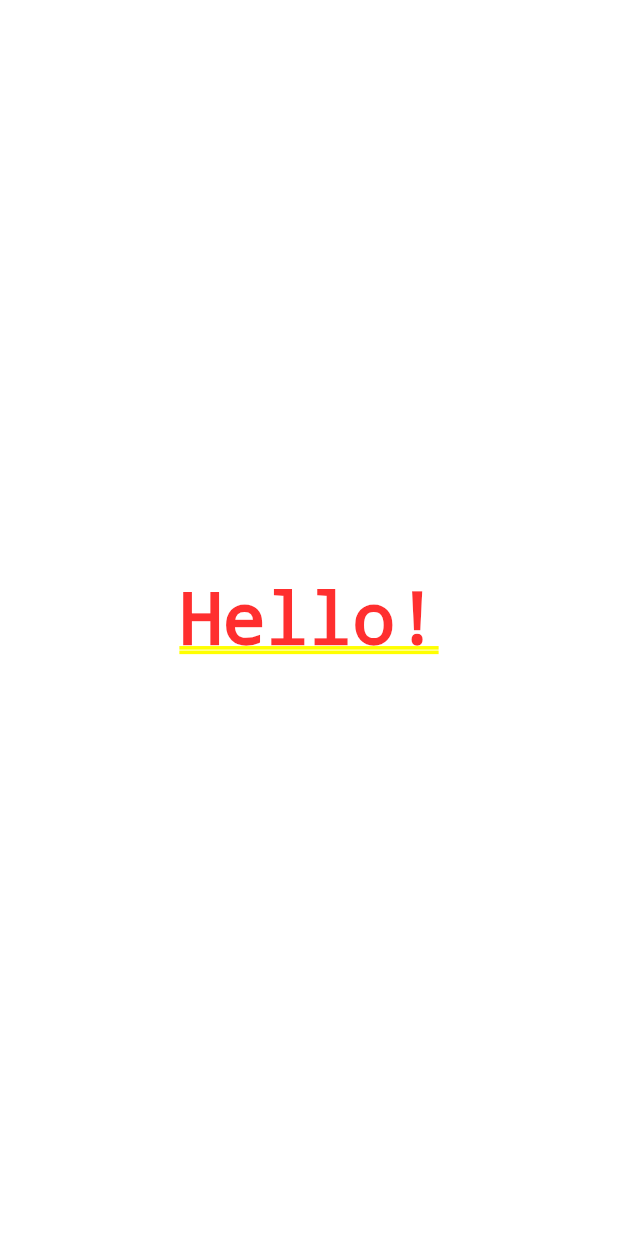
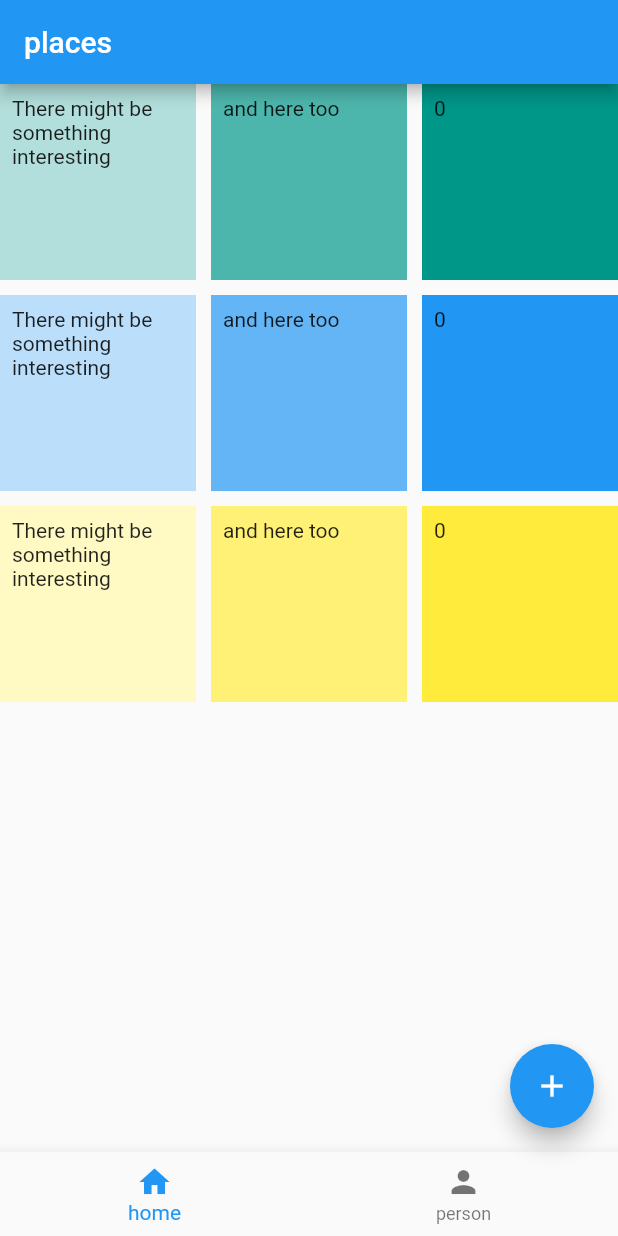
Before and after one commit to CoreyVV/surf-flutter-course-maksakov, a Flutter app: the screen it shows after launch, on a phone screen of 412 x 824 dp. Run offline on Flutter 3.47's test engine with Material 2 defaults, Android fonts, the phone set to English and light mode, and no system bars.

Commit message:
task 4.2

```diff
--- a/lib/main.dart
+++ b/lib/main.dart
@@ -1,165 +1,166 @@
 import 'package:flutter/material.dart';
+import 'ui/screen/sight_list_screen.dart';
 
 void main() {
-  runApp(App());
+  runApp(MyApp());
 }
 
+// class MyApp extends StatelessWidget {
+//   // This widget is the root of your application.
+//   @override
+//   Widget build(BuildContext context) {
+//     return MaterialApp(
+//       title: 'Flutter Demo',
+//       theme: ThemeData(
+//         // This is the theme of your application.
+//         //
+//         // Try running your application with "flutter run". You'll see the
+//         // application has a blue toolbar. Then, without quitting the app, try
+//         // changing the primarySwatch below to Colors.green and then invoke
+//         // "hot reload" (press "r" in the console where you ran "flutter run",
+//         // or simply save your changes to "hot reload" in a Flutter IDE).
+//         // Notice that the counter didn't reset back to zero; the application
+//         // is not restarted.
+//         primarySwatch: Colors.blue,
+//       ),
+//       home: SightListScreen(),
+//     );
+//   }
+// }
+
+// class MyHomePage extends StatefulWidget {
+//   MyHomePage({Key key, this.title}) : super(key: key);
+
+//   // This widget is the home page of your application. It is stateful, meaning
+//   // that it has a State object (defined below) that contains fields that affect
+//   // how it looks.
+
+//   // This class is the configuration for the state. It holds the values (in this
+//   // case the title) provided by the parent (in this case the App widget) and
+//   // used by the build method of the State. Fields in a Widget subclass are
+//   // always marked "final".
+
+//   final String title;
+
+//   @override
+//   _MyHomePageState createState() => _MyHomePageState();
+// }
+
+// class _MyHomePageState extends State<MyHomePage> {
+//   int _counter = 0;
+
+//   void _incrementCounter() {
+//     setState(() {
+//       // This call to setState tells the Flutter framework that something has
+//       // changed in this State, which causes it to rerun the build method below
+//       // so that the display can reflect the updated values. If we changed
+//       // _counter without calling setState(), then the build method would not be
+//       // called again, and so nothing would appear to happen.
+//       _counter++;
+//     });
+//   }
+
+//   @override
+//   Widget build(BuildContext context) {
+//     // This method is rerun every time setState is called, for instance as done
+//     // by the _incrementCounter method above.
+//     //
+//     // The Flutter framework has been optimized to make rerunning build methods
+//     // fast, so that you can just rebuild anything that needs updating rather
+//     // than having to individually change instances of widgets.
+//     return Scaffold(
+//       appBar: AppBar(
+//         // Here we take the value from the MyHomePage object that was created by
+//         // the App.build method, and use it to set our appbar title.
+//         title: Text(widget.title),
+//       ),
+//       body: Center(
+//         // Center is a layout widget. It takes a single child and positions it
+//         // in the middle of the parent.
+//         child: Column(
+//           // Column is also a layout widget. It takes a list of children and
+//           // arranges them vertically. By default, it sizes itself to fit its
+//           // children horizontally, and tries to be as tall as its parent.
+//           //
+//           // Invoke "debug painting" (press "p" in the console, choose the
+//           // "Toggle Debug Paint" action from the Flutter Inspector in Android
+//           // Studio, or the "Toggle Debug Paint" command in Visual Studio Code)
+//           // to see the wireframe for each widget.
+//           //
+//           // Column has various properties to control how it sizes itself and
+//           // how it positions its children. Here we use mainAxisAlignment to
+//           // center the children vertically; the main axis here is the vertical
+//           // axis because Columns are vertical (the cross axis would be
+//           // horizontal).
+//           mainAxisAlignment: MainAxisAlignment.center,
+//           children: <Widget>[
+//             Text(
+//               'You have pushed the button this many times:',
+//             ),
+//             Text(
+//               '$_counter',
+//               style: Theme.of(context).textTheme.headline4,
+//             ),
+//           ],
+//         ),
+//       ),
+//       floatingActionButton: FloatingActionButton(
+//         onPressed: _incrementCounter,
+//         tooltip: 'Increment',
+//         child: Icon(Icons.add),
+//       ), // This trailing comma makes auto-formatting nicer for build methods.
+//     );
+//   }
+// }
+
+// class MyFirstWidget extends StatelessWidget {
+//   int _counter = 0;
+//   @override
+//   Widget build(BuildContext context) {
+//     _counter++;
+//     print(_counter);
+
+//     return Container(
+//       child: Center(
+//         child: Text('Hello!'),
+//       ),
+//     );
+//   }
+
+//   // String getContextRuntimeType() {
+//   //   return context.runtimeType.toString();
+//   // }
+// }
+
+// class MyStatefulWidget extends StatefulWidget {
+//   @override
+//   _MyStatefulWidgetState createState() => _MyStatefulWidgetState();
+// }
+
+// class _MyStatefulWidgetState extends State<MyStatefulWidget> {
+//   int _counter = 0;
+//   @override
+//   Widget build(BuildContext context) {
+//     ++_counter;
+//     print(_counter);
+//     print(getContextRuntimeType());
+//     return Container(
+//       child: Center(
+//         child: Text('Hello!'),
+//       ),
+//     );
+//   }
+
+//   String getContextRuntimeType() {
+//     return context.runtimeType.toString();
+//   }
+// }
+
 class MyApp extends StatelessWidget {
-  // This widget is the root of your application.
   @override
   Widget build(BuildContext context) {
     return MaterialApp(
-      title: 'Flutter Demo',
-      theme: ThemeData(
-        // This is the theme of your application.
-        //
-        // Try running your application with "flutter run". You'll see the
-        // application has a blue toolbar. Then, without quitting the app, try
-        // changing the primarySwatch below to Colors.green and then invoke
-        // "hot reload" (press "r" in the console where you ran "flutter run",
-        // or simply save your changes to "hot reload" in a Flutter IDE).
-        // Notice that the counter didn't reset back to zero; the application
-        // is not restarted.
-        primarySwatch: Colors.blue,
-      ),
-      home: MyStatefulWidget(),
-    );
-  }
-}
-
-class MyHomePage extends StatefulWidget {
-  MyHomePage({Key key, this.title}) : super(key: key);
-
-  // This widget is the home page of your application. It is stateful, meaning
-  // that it has a State object (defined below) that contains fields that affect
-  // how it looks.
-
-  // This class is the configuration for the state. It holds the values (in this
-  // case the title) provided by the parent (in this case the App widget) and
-  // used by the build method of the State. Fields in a Widget subclass are
-  // always marked "final".
-
-  final String title;
-
-  @override
-  _MyHomePageState createState() => _MyHomePageState();
-}
-
-class _MyHomePageState extends State<MyHomePage> {
-  int _counter = 0;
-
-  void _incrementCounter() {
-    setState(() {
-      // This call to setState tells the Flutter framework that something has
-      // changed in this State, which causes it to rerun the build method below
-      // so that the display can reflect the updated values. If we changed
-      // _counter without calling setState(), then the build method would not be
-      // called again, and so nothing would appear to happen.
-      _counter++;
-    });
-  }
-
-  @override
-  Widget build(BuildContext context) {
-    // This method is rerun every time setState is called, for instance as done
-    // by the _incrementCounter method above.
-    //
-    // The Flutter framework has been optimized to make rerunning build methods
-    // fast, so that you can just rebuild anything that needs updating rather
-    // than having to individually change instances of widgets.
-    return Scaffold(
-      appBar: AppBar(
-        // Here we take the value from the MyHomePage object that was created by
-        // the App.build method, and use it to set our appbar title.
-        title: Text(widget.title),
-      ),
-      body: Center(
-        // Center is a layout widget. It takes a single child and positions it
-        // in the middle of the parent.
-        child: Column(
-          // Column is also a layout widget. It takes a list of children and
-          // arranges them vertically. By default, it sizes itself to fit its
-          // children horizontally, and tries to be as tall as its parent.
-          //
-          // Invoke "debug painting" (press "p" in the console, choose the
-          // "Toggle Debug Paint" action from the Flutter Inspector in Android
-          // Studio, or the "Toggle Debug Paint" command in Visual Studio Code)
-          // to see the wireframe for each widget.
-          //
-          // Column has various properties to control how it sizes itself and
-          // how it positions its children. Here we use mainAxisAlignment to
-          // center the children vertically; the main axis here is the vertical
-          // axis because Columns are vertical (the cross axis would be
-          // horizontal).
-          mainAxisAlignment: MainAxisAlignment.center,
-          children: <Widget>[
-            Text(
-              'You have pushed the button this many times:',
-            ),
-            Text(
-              '$_counter',
-              style: Theme.of(context).textTheme.headline4,
-            ),
-          ],
-        ),
-      ),
-      floatingActionButton: FloatingActionButton(
-        onPressed: _incrementCounter,
-        tooltip: 'Increment',
-        child: Icon(Icons.add),
-      ), // This trailing comma makes auto-formatting nicer for build methods.
-    );
-  }
-}
-
-class MyFirstWidget extends StatelessWidget {
-  int _counter = 0;
-  @override
-  Widget build(BuildContext context) {
-    _counter++;
-    print(_counter);
-
-    return Container(
-      child: Center(
-        child: Text('Hello!'),
-      ),
-    );
-  }
-
-  // String getContextRuntimeType() {
-  //   return context.runtimeType.toString();
-  // }
-}
-
-class MyStatefulWidget extends StatefulWidget {
-  @override
-  _MyStatefulWidgetState createState() => _MyStatefulWidgetState();
-}
-
-class _MyStatefulWidgetState extends State<MyStatefulWidget> {
-  int _counter = 0;
-  @override
-  Widget build(BuildContext context) {
-    ++_counter;
-    print(_counter);
-    print(getContextRuntimeType());
-    return Container(
-      child: Center(
-        child: Text('Hello!'),
-      ),
-    );
-  }
-
-  String getContextRuntimeType() {
-    return context.runtimeType.toString();
-  }
-}
-
-class App extends StatelessWidget {
-  @override
-  Widget build(BuildContext context) {
-    return MaterialApp(
-      home: MyStatefulWidget(),
+      home: SightListScreen(),
       title: 'places',
     );
   }
--- /dev/null
+++ b/lib/ui/screen/sight_list_screen.dart
@@ -0,0 +1,99 @@
+import 'package:flutter/material.dart';
+
+class SightListScreen extends StatefulWidget {
+  @override
+  _SightListScreenState createState() => _SightListScreenState();
+}
+
+class _SightListScreenState extends State<SightListScreen> {
+  int _counter = 0;
+
+  void _incrementCounter() {
+    setState(() {
+      _counter++;
+      print(_counter);
+    });
+  }
+
+  @override
+  Widget build(BuildContext context) {
+    return Scaffold(
+      resizeToAvoidBottomInset: false,
+      appBar: AppBar(
+        title: Text('places'),
+      ),
+      body: Center(
+        child: GridView.count(
+          // primary: false,
+          // padding: const EdgeInsets.all(20),
+          crossAxisSpacing: 10,
+          mainAxisSpacing: 10,
+          crossAxisCount: 3,
+          children: [
+            Container(
+              padding: const EdgeInsets.all(8),
+              child: Text("There might be something interesting"),
+              color: Colors.teal[100],
+            ),
+            Container(
+              padding: const EdgeInsets.all(8),
+              child: Text("and here too"),
+              color: Colors.teal[300],
+            ),
+            Container(
+              padding: const EdgeInsets.all(8),
+              child: Text(_counter.toString()),
+              color: Colors.teal[500],
+            ),
+            Container(
+              padding: const EdgeInsets.all(8),
+              child: Text("There might be something interesting"),
+              color: Colors.blue[100],
+            ),
+            Container(
+              padding: const EdgeInsets.all(8),
+              child: Text("and here too"),
+              color: Colors.blue[300],
+            ),
+            Container(
+              padding: const EdgeInsets.all(8),
+              child: Text(_counter.toString()),
+              color: Colors.blue[500],
+            ),
+            Container(
+              padding: const EdgeInsets.all(8),
+              child: Text("There might be something interesting"),
+              color: Colors.yellow[100],
+            ),
+            Container(
+              padding: const EdgeInsets.all(8),
+              child: Text("and here too"),
+              color: Colors.yellow[300],
+            ),
+            Container(
+              padding: const EdgeInsets.all(8),
+              child: Text(_counter.toString()),
+              color: Colors.yellow[500],
+            ),
+          ],
+        ),
+      ),
+      floatingActionButton: FloatingActionButton(
+        onPressed: _incrementCounter,
+        child: Icon(Icons.add),
+      ),
+      bottomNavigationBar: BottomNavigationBar(
+        items: [
+          BottomNavigationBarItem(
+            icon: Icon(Icons.home),
+            label: 'home',
+          ),
+          BottomNavigationBarItem(
+            icon: Icon(Icons.person),
+            label: 'person',
+          ),
+        ],
+      ),
+    );
+  }
+}
```
